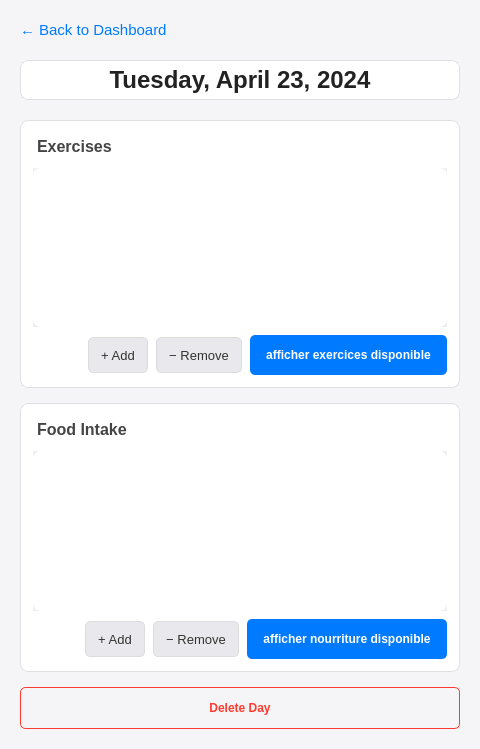
This is UI_folder/journee1.ui in Felixcegep/tracker2perf as Qt 5 draws it before an edit. The edited form follows.
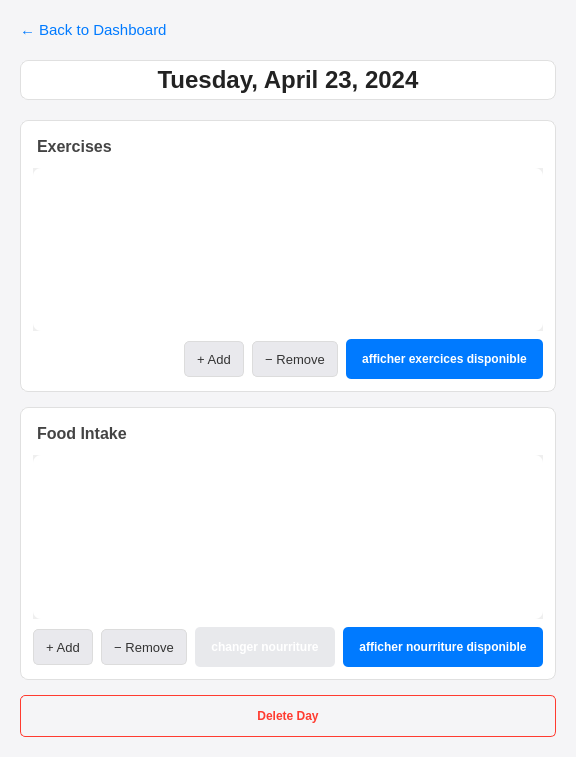
This is the edited form.

Commit message: modifier nourriture fonctionne :)

Patch:
```diff
--- a/UI_folder/journee1.ui
+++ b/UI_folder/journee1.ui
@@ -6,8 +6,8 @@
    <rect>
     <x>0</x>
     <y>0</y>
-    <width>480</width>
-    <height>749</height>
+    <width>566</width>
+    <height>757</height>
    </rect>
   </property>
   <property name="windowTitle">
@@ -301,7 +301,7 @@
           <rect>
            <x>0</x>
            <y>0</y>
-           <width>414</width>
+           <width>500</width>
            <height>150</height>
           </rect>
          </property>
@@ -428,7 +428,7 @@
           <rect>
            <x>0</x>
            <y>0</y>
-           <width>414</width>
+           <width>500</width>
            <height>150</height>
           </rect>
          </property>
@@ -487,6 +487,17 @@
           </property>
          </widget>
         </item>
+        <item>
+         <widget class="QPushButton" name="pushButton_3">
+          <property name="styleSheet">
+           <string notr="true">background-color: rgb(232, 233, 236)
+</string>
+          </property>
+          <property name="text">
+           <string>changer nourriture</string>
+          </property>
+         </widget>
+        </item>
         <item>
          <widget class="QPushButton" name="pushButton_2">
           <property name="text">
```
The commit also changes 6 other files.
